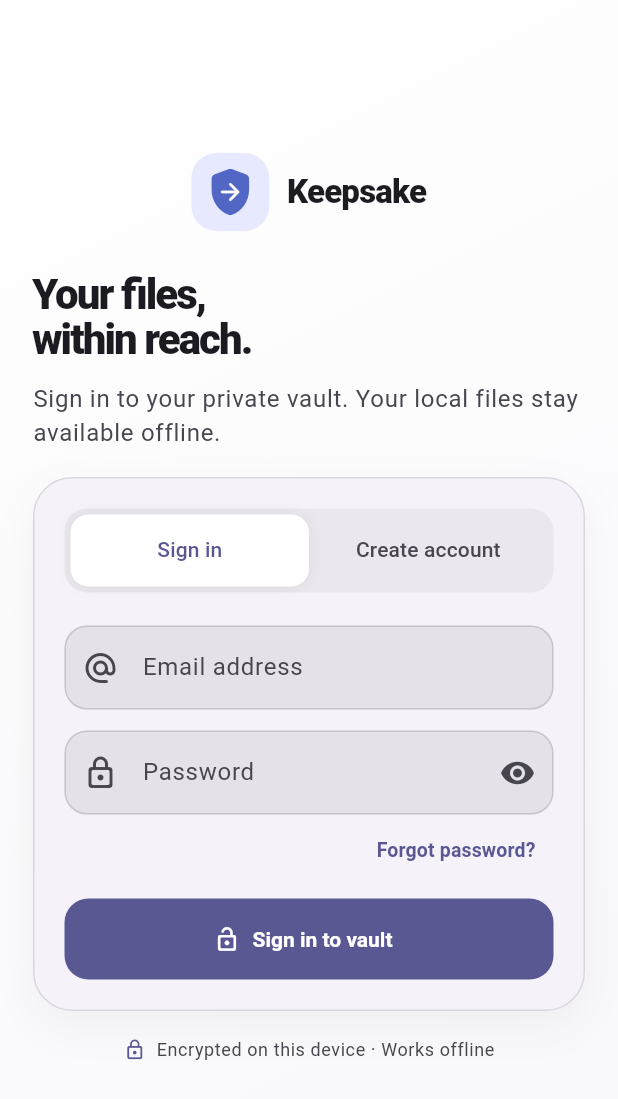
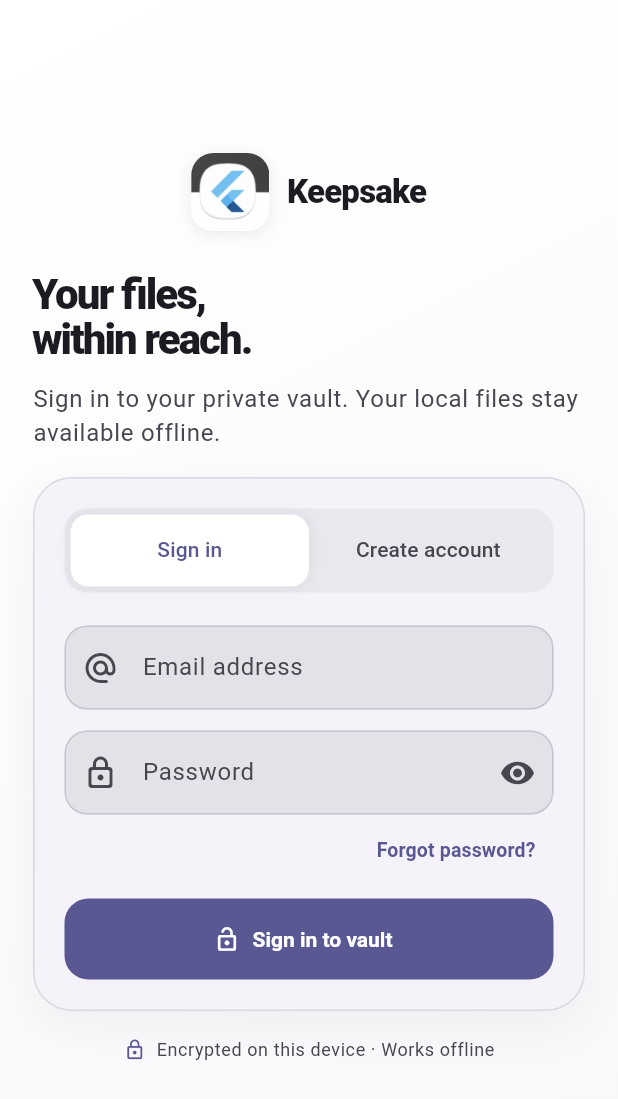
Before and after one commit to dharshan-02/K-Sake, a Flutter app: the screen it shows after launch, on a phone screen of 412 x 824 dp. Shown: the top 1099 px of the screen. Run offline on Flutter 3.47's test engine with Material 3 defaults, Android fonts, the phone set to English and light mode, and no system bars; our stand-ins replace cloud_firestore, connectivity_plus, file_picker, firebase_auth, firebase_core, flutter_secure_storage and 1 more; missing offline and left inert: cryptography, pdfrx, sqlite3; accounts and stored records are empty.

Commit message:
feat: add app branding, logo widget, and initial dependencies

```diff
--- a/mobile/lib/src/widgets/keepsake_logo.dart
+++ b/mobile/lib/src/widgets/keepsake_logo.dart
@@ -1,10 +1,11 @@
 import 'package:flutter/material.dart';
 
-const keepsakeBrandBlue = Color(0xFF5267C5);
-
-/// The app's consistent mark, drawn in Flutter so it stays crisp at any size.
 class KeepsakeLogo extends StatelessWidget {
-  const KeepsakeLogo({super.key, this.size = 44, this.showWordmark = false});
+  const KeepsakeLogo({
+    super.key,
+    this.size = 40,
+    this.showWordmark = false,
+  });
 
   final double size;
   final bool showWordmark;
@@ -15,23 +16,25 @@ class KeepsakeLogo extends StatelessWidget {
       width: size,
       height: size,
       decoration: BoxDecoration(
-        color: const Color(0xFFE7EAFE),
-        borderRadius: BorderRadius.circular(size * 0.32),
-      ),
-      child: Stack(
-        alignment: Alignment.center,
-        children: [
-          Icon(
-            Icons.shield_rounded,
-            size: size * 0.72,
-            color: keepsakeBrandBlue,
-          ),
-          Icon(
-            Icons.arrow_forward_rounded,
-            size: size * 0.36,
-            color: Colors.white,
+        color: Colors.white,
+        borderRadius: BorderRadius.circular(size * 0.28),
+        boxShadow: [
+          BoxShadow(
+            color: Colors.black.withValues(alpha: 0.08),
+            blurRadius: size * 0.15,
+            offset: Offset(0, size * 0.04),
           ),
         ],
+      ),
+      clipBehavior: Clip.antiAlias,
+      child: Image.asset(
+        'assets/images/app_logo.png',
+        width: size,
+        height: size,
+        fit: BoxFit.cover,
+        errorBuilder: (_, __, ___) => Center(
+          child: FlutterLogo(size: size * 0.65),
+        ),
       ),
     );
 
@@ -43,8 +46,10 @@ class KeepsakeLogo extends StatelessWidget {
         const SizedBox(width: 12),
         Text(
           'Keepsake',
-          style: Theme.of(context).textTheme.titleLarge
-              ?.copyWith(fontWeight: FontWeight.w800, letterSpacing: -0.5),
+          style: Theme.of(context).textTheme.titleLarge?.copyWith(
+                fontWeight: FontWeight.w800,
+                letterSpacing: -0.5,
+              ),
         ),
       ],
     );
--- a/mobile/pubspec.yaml
+++ b/mobile/pubspec.yaml
@@ -27,6 +27,8 @@ dev_dependencies:
   flutter_lints: ^6.0.0
 flutter:
   uses-material-design: true
+  assets:
+    - assets/images/
 hooks:
   user_defines:
     sqlite3:
```
Also changed, not shown: mobile/assets/images/app_logo.png (added), 5 other files.
